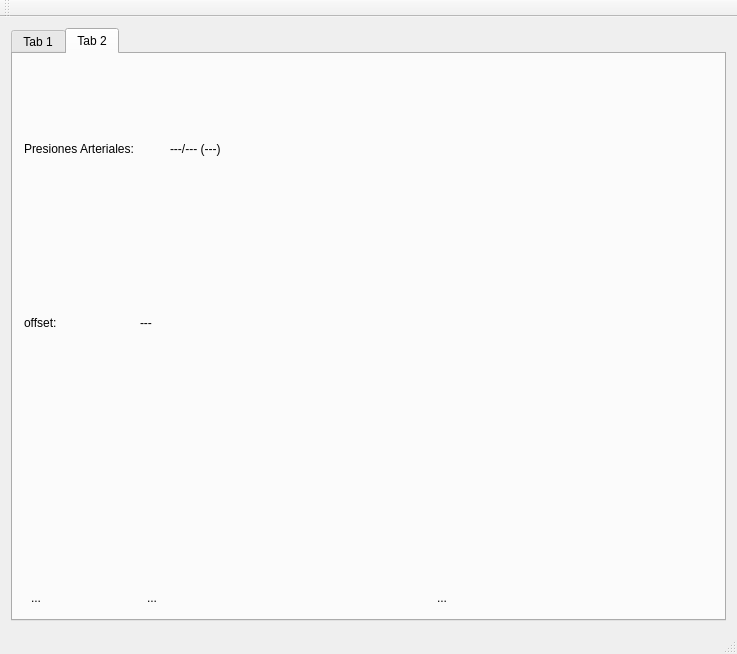
Above: mainwindow.ui from omarCamargo/serialPortQt before the change. Below: the same form after it.
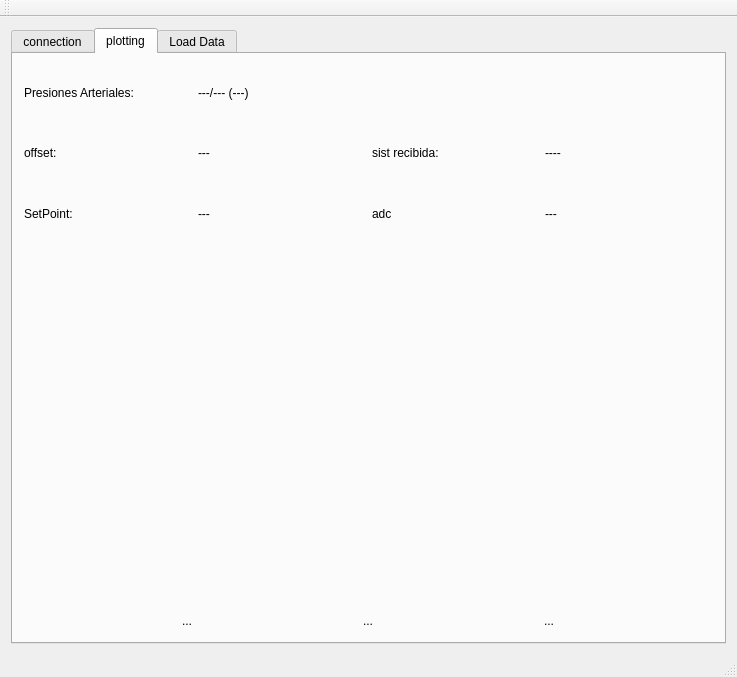
That is the form after the change. The open tabs and pages were chosen to show the change. Icons and pictures are not drawn. Custom widgets are drawn as their Qt base class.

Commit message: new class defined to processSignals

What changed in the file:
```diff
--- a/mainwindow.ui
+++ b/mainwindow.ui
@@ -7,7 +7,7 @@
     <x>0</x>
     <y>0</y>
     <width>737</width>
-    <height>654</height>
+    <height>677</height>
    </rect>
   </property>
   <property name="windowTitle">
@@ -22,7 +22,7 @@
       </property>
       <widget class="QWidget" name="tab">
        <attribute name="title">
-        <string>Tab 1</string>
+        <string>connection</string>
        </attribute>
        <layout class="QHBoxLayout" name="horizontalLayout_3">
         <item>
@@ -227,16 +227,11 @@
       </widget>
       <widget class="QWidget" name="tab_2">
        <attribute name="title">
-        <string>Tab 2</string>
+        <string>plotting</string>
        </attribute>
+       <layout class="QVBoxLayout" name="verticalLayout_3">
+        <item>
        <layout class="QGridLayout" name="gridLayout_3">
-        <item row="1" column="0">
-         <widget class="QLabel" name="label_9">
-          <property name="text">
-           <string>offset:</string>
-          </property>
-         </widget>
-        </item>
         <item row="0" column="0">
          <widget class="QLabel" name="label_10">
           <property name="text">
@@ -244,37 +239,84 @@
           </property>
          </widget>
         </item>
-        <item row="3" column="3">
-         <widget class="QToolButton" name="toolButton_2">
-          <property name="toolTip">
-           <string>Exportar datos</string>
-          </property>
-          <property name="text">
-           <string>...</string>
-          </property>
-          <property name="icon">
-           <iconset resource="resources.qrc">
-            <normaloff>:/images/export.png</normaloff>:/images/export.png</iconset>
-          </property>
-          <property name="iconSize">
-           <size>
-            <width>32</width>
-            <height>32</height>
-           </size>
-          </property>
-          <property name="autoRaise">
-           <bool>true</bool>
-          </property>
-         </widget>
-        </item>
-        <item row="0" column="2">
+          <item row="0" column="1" colspan="2">
          <widget class="QLabel" name="lblPressures">
           <property name="text">
            <string>---/--- (---)</string>
           </property>
          </widget>
         </item>
-        <item row="3" column="0">
+          <item row="1" column="0">
+           <widget class="QLabel" name="lblforOffsetandgeneralMesages">
+            <property name="text">
+             <string>offset:</string>
+            </property>
+           </widget>
+          </item>
+          <item row="1" column="1">
+           <widget class="QLabel" name="lblOffset">
+            <property name="text">
+             <string>---</string>
+            </property>
+           </widget>
+          </item>
+          <item row="1" column="2">
+           <widget class="QLabel" name="label_13">
+            <property name="text">
+             <string>sist recibida: </string>
+            </property>
+           </widget>
+          </item>
+          <item row="1" column="3">
+           <widget class="QLabel" name="lblSystRecieved">
+            <property name="text">
+             <string>----</string>
+            </property>
+           </widget>
+          </item>
+          <item row="2" column="0">
+           <widget class="QLabel" name="label_11">
+            <property name="text">
+             <string>SetPoint:</string>
+            </property>
+           </widget>
+          </item>
+          <item row="2" column="1">
+           <widget class="QLabel" name="lblSetPoint">
+            <property name="text">
+             <string>---</string>
+            </property>
+           </widget>
+          </item>
+          <item row="2" column="2">
+           <widget class="QLabel" name="label_14">
+            <property name="text">
+             <string>adc</string>
+            </property>
+           </widget>
+          </item>
+          <item row="2" column="3">
+           <widget class="QLabel" name="lblAdc">
+            <property name="text">
+             <string>---</string>
+            </property>
+           </widget>
+          </item>
+         </layout>
+        </item>
+        <item>
+         <widget class="QLabel" name="label_12">
+          <property name="text">
+           <string/>
+          </property>
+         </widget>
+        </item>
+        <item>
+         <widget class="QwtPlot" name="widgetToPlot"/>
+        </item>
+        <item>
+         <layout class="QHBoxLayout" name="horizontalLayout_4">
+          <item>
          <widget class="QToolButton" name="toolButton">
           <property name="toolTip">
            <string>Parar</string>
@@ -297,10 +339,7 @@
           </property>
          </widget>
         </item>
-        <item row="2" column="0" colspan="5">
-         <widget class="QwtPlot" name="widgetToPlot"/>
-        </item>
-        <item row="3" column="1">
+          <item>
          <widget class="QToolButton" name="toolButton_3">
           <property name="toolTip">
            <string>Borrar datos</string>
@@ -323,10 +362,73 @@
           </property>
          </widget>
         </item>
-        <item row="1" column="1" colspan="4">
-         <widget class="QLabel" name="lblOffset">
+          <item>
+           <widget class="QToolButton" name="toolButton_2">
+            <property name="toolTip">
+             <string>Exportar datos</string>
+            </property>
           <property name="text">
-           <string>---</string>
+             <string>...</string>
+            </property>
+            <property name="icon">
+             <iconset resource="resources.qrc">
+              <normaloff>:/images/export.png</normaloff>:/images/export.png</iconset>
+            </property>
+            <property name="iconSize">
+             <size>
+              <width>32</width>
+              <height>32</height>
+             </size>
+            </property>
+            <property name="autoRaise">
+             <bool>true</bool>
+            </property>
+           </widget>
+          </item>
+         </layout>
+        </item>
+       </layout>
+      </widget>
+      <widget class="QWidget" name="tab_3">
+       <attribute name="title">
+        <string>Load Data</string>
+       </attribute>
+       <layout class="QVBoxLayout" name="verticalLayout_2">
+        <item>
+         <layout class="QHBoxLayout" name="horizontalLayout_2" stretch="0,1">
+          <item>
+           <widget class="QLabel" name="label_9">
+            <property name="text">
+             <string>presiones halladas:</string>
+            </property>
+           </widget>
+          </item>
+          <item>
+           <widget class="QLabel" name="lblbdispPressures_2">
+            <property name="text">
+             <string>---/---(---)</string>
+            </property>
+           </widget>
+          </item>
+         </layout>
+        </item>
+        <item>
+         <widget class="QwtPlot" name="widgetToPlot_2"/>
+        </item>
+        <item>
+         <widget class="QToolButton" name="toolButton_4">
+          <property name="text">
+           <string>...</string>
+          </property>
+          <property name="icon">
+           <iconset resource="resources.qrc">
+            <normaloff>:/images/Files-icon.png</normaloff>:/images/Files-icon.png</iconset>
+          </property>
+          <property name="iconSize">
+           <size>
+            <width>32</width>
+            <height>40</height>
+           </size>
           </property>
          </widget>
         </item>
```
Lines whose indentation alone changed are shown as unchanged. The commit also changes 7 other files.
